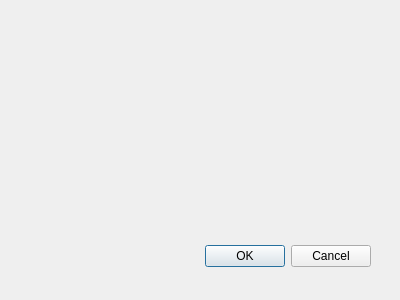
waltermas-gitter/infomesas-gui, file pedidoDialog.ui: the form before one commit.
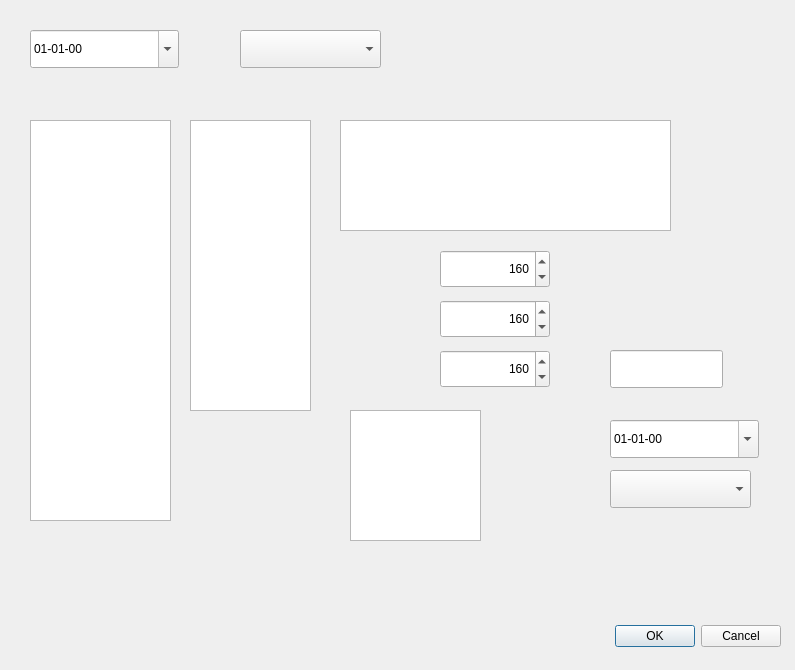
The form after the commit.

Commit message: llenando pedidos

```diff
--- a/pedidoDialog.ui
+++ b/pedidoDialog.ui
@@ -6,8 +6,8 @@
    <rect>
     <x>0</x>
     <y>0</y>
-    <width>400</width>
-    <height>300</height>
+    <width>795</width>
+    <height>670</height>
    </rect>
   </property>
   <property name="windowTitle">
@@ -16,8 +16,8 @@
   <widget class="QDialogButtonBox" name="buttonBox">
    <property name="geometry">
     <rect>
-     <x>30</x>
-     <y>240</y>
+     <x>440</x>
+     <y>620</y>
      <width>341</width>
      <height>32</height>
     </rect>
@@ -29,6 +29,183 @@
     <set>QDialogButtonBox::Cancel|QDialogButtonBox::Ok</set>
    </property>
   </widget>
+  <widget class="QDateEdit" name="fechaDateEdit">
+   <property name="geometry">
+    <rect>
+     <x>30</x>
+     <y>30</y>
+     <width>149</width>
+     <height>38</height>
+    </rect>
+   </property>
+   <property name="displayFormat">
+    <string>dd-MM-yy</string>
+   </property>
+   <property name="calendarPopup">
+    <bool>true</bool>
+   </property>
+  </widget>
+  <widget class="QComboBox" name="clienteComboBox">
+   <property name="geometry">
+    <rect>
+     <x>240</x>
+     <y>30</y>
+     <width>141</width>
+     <height>38</height>
+    </rect>
+   </property>
+  </widget>
+  <widget class="QListWidget" name="modeloListWidget">
+   <property name="geometry">
+    <rect>
+     <x>30</x>
+     <y>120</y>
+     <width>141</width>
+     <height>401</height>
+    </rect>
+   </property>
+  </widget>
+  <widget class="QListWidget" name="chapaListWidget">
+   <property name="geometry">
+    <rect>
+     <x>190</x>
+     <y>120</y>
+     <width>121</width>
+     <height>291</height>
+    </rect>
+   </property>
+  </widget>
+  <widget class="QPlainTextEdit" name="notasPlainTextEdit">
+   <property name="geometry">
+    <rect>
+     <x>340</x>
+     <y>120</y>
+     <width>331</width>
+     <height>111</height>
+    </rect>
+   </property>
+  </widget>
+  <widget class="QSpinBox" name="medidaCerradaSpinBox">
+   <property name="geometry">
+    <rect>
+     <x>440</x>
+     <y>250</y>
+     <width>110</width>
+     <height>38</height>
+    </rect>
+   </property>
+   <property name="alignment">
+    <set>Qt::AlignRight|Qt::AlignTrailing|Qt::AlignVCenter</set>
+   </property>
+   <property name="minimum">
+    <number>80</number>
+   </property>
+   <property name="maximum">
+    <number>350</number>
+   </property>
+   <property name="singleStep">
+    <number>10</number>
+   </property>
+   <property name="value">
+    <number>160</number>
+   </property>
+  </widget>
+  <widget class="QSpinBox" name="medidaAbiertaSpinBox">
+   <property name="geometry">
+    <rect>
+     <x>440</x>
+     <y>300</y>
+     <width>110</width>
+     <height>38</height>
+    </rect>
+   </property>
+   <property name="alignment">
+    <set>Qt::AlignRight|Qt::AlignTrailing|Qt::AlignVCenter</set>
+   </property>
+   <property name="minimum">
+    <number>80</number>
+   </property>
+   <property name="maximum">
+    <number>350</number>
+   </property>
+   <property name="singleStep">
+    <number>10</number>
+   </property>
+   <property name="value">
+    <number>160</number>
+   </property>
+  </widget>
+  <widget class="QSpinBox" name="anchoSpinBox">
+   <property name="geometry">
+    <rect>
+     <x>440</x>
+     <y>350</y>
+     <width>110</width>
+     <height>38</height>
+    </rect>
+   </property>
+   <property name="alignment">
+    <set>Qt::AlignRight|Qt::AlignTrailing|Qt::AlignVCenter</set>
+   </property>
+   <property name="minimum">
+    <number>80</number>
+   </property>
+   <property name="maximum">
+    <number>350</number>
+   </property>
+   <property name="singleStep">
+    <number>10</number>
+   </property>
+   <property name="value">
+    <number>160</number>
+   </property>
+  </widget>
+  <widget class="QLineEdit" name="precioLineEdit">
+   <property name="geometry">
+    <rect>
+     <x>610</x>
+     <y>350</y>
+     <width>113</width>
+     <height>38</height>
+    </rect>
+   </property>
+  </widget>
+  <widget class="QListWidget" name="estadoListWidget">
+   <property name="geometry">
+    <rect>
+     <x>350</x>
+     <y>410</y>
+     <width>131</width>
+     <height>131</height>
+    </rect>
+   </property>
+  </widget>
+  <widget class="QDateEdit" name="fechaEntregaDateEdit">
+   <property name="geometry">
+    <rect>
+     <x>610</x>
+     <y>420</y>
+     <width>149</width>
+     <height>38</height>
+    </rect>
+   </property>
+   <property name="displayFormat">
+    <string>dd-MM-yy</string>
+   </property>
+   <property name="calendarPopup">
+    <bool>true</bool>
+   </property>
+  </widget>
+  <widget class="QComboBox" name="lugarEntregaComboBox">
+   <property name="geometry">
+    <rect>
+     <x>610</x>
+     <y>470</y>
+     <width>141</width>
+     <height>38</height>
+    </rect>
+   </property>
+  </widget>
  </widget>
  <resources/>
  <connections>
```
Left out of the diff: 6 changed lines with no effect on the pictures. The commit also changes 1 other file.
